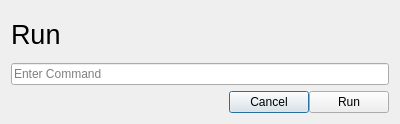
Above: shell/rundialog.ui from vicr123/theshell before the change. Below: the same form after it.
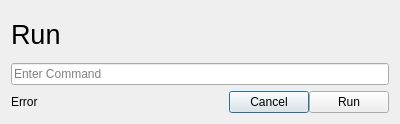
That is the form after the change. Icons and pictures are not drawn.

```diff
--- a/shell/rundialog.ui
+++ b/shell/rundialog.ui
@@ -42,6 +42,13 @@
      <property name="spacing">
       <number>0</number>
      </property>
+     <item>
+      <widget class="QLabel" name="errorLabel">
+       <property name="text">
+        <string notr="true">Error</string>
+       </property>
+      </widget>
+     </item>
      <item>
       <spacer name="horizontalSpacer">
        <property name="orientation">
```
